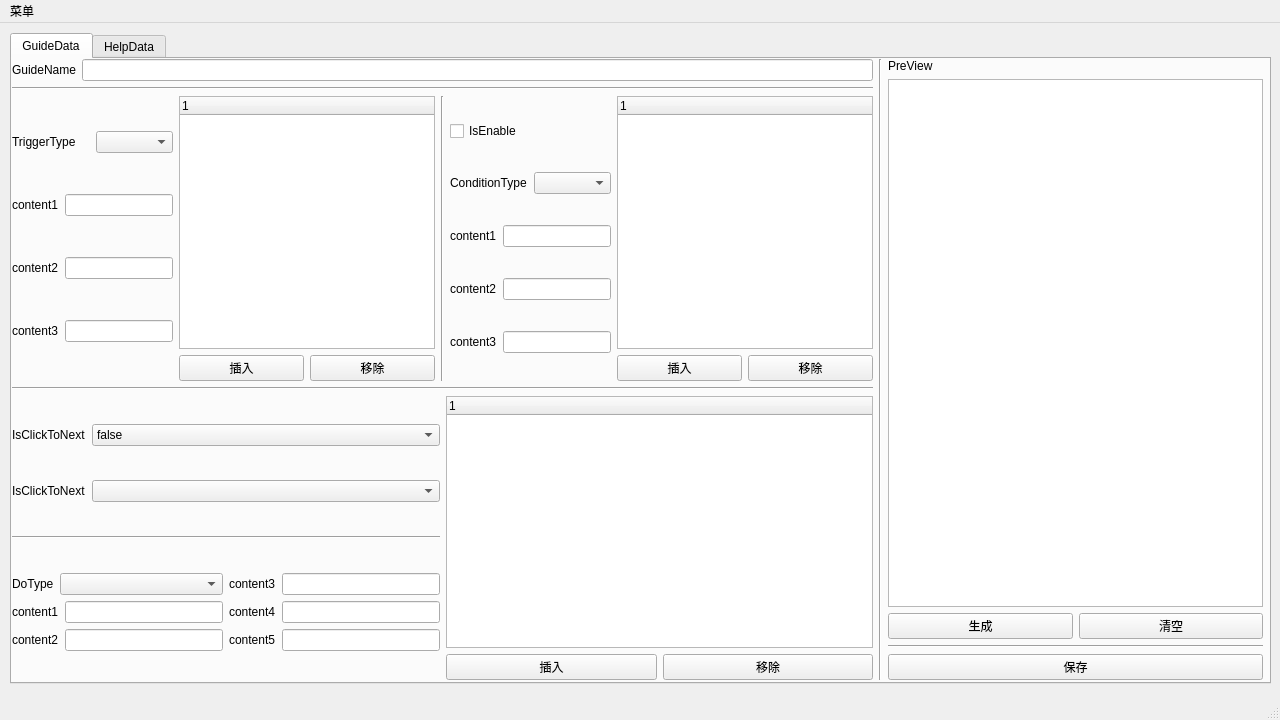
Above: GDToolVer3.0/NewGDToolMainWindow.ui from exialk2012/PyQt5Project before the change. Below: the same form after it.
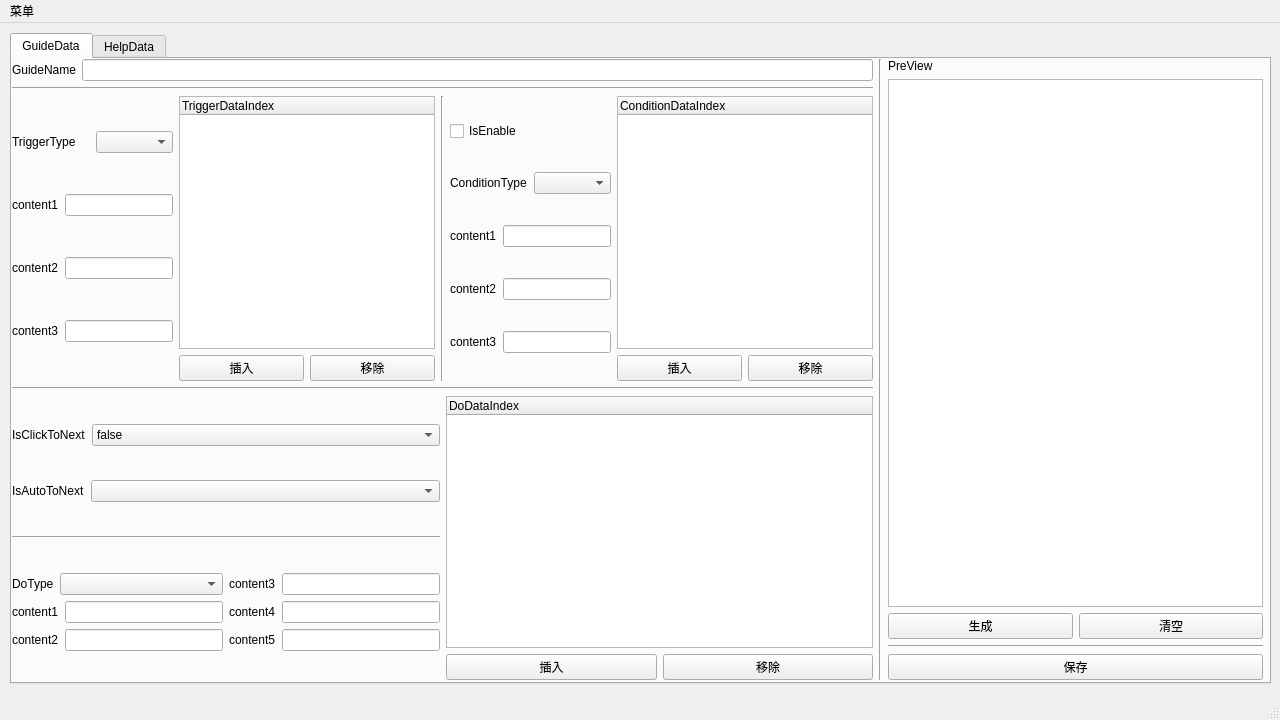
That is the form after the change. The open tabs and pages were chosen to show the change.

Commit message: Updata UILayout and pyfile

```diff
--- a/GDToolVer3.0/NewGDToolMainWindow.ui
+++ b/GDToolVer3.0/NewGDToolMainWindow.ui
@@ -140,7 +140,7 @@
                 <widget class="QTreeWidget" name="treeWidget">
                  <column>
                   <property name="text">
-                   <string notr="true">1</string>
+                   <string notr="true">TriggerDataIndex</string>
                   </property>
                  </column>
                 </widget>
@@ -249,7 +249,7 @@
                 <widget class="QTreeWidget" name="treeWidget_2">
                  <column>
                   <property name="text">
-                   <string notr="true">1</string>
+                   <string notr="true">ConditionDataIndex</string>
                   </property>
                  </column>
                 </widget>
@@ -319,7 +319,7 @@
                <item>
                 <widget class="QLabel" name="label_11">
                  <property name="text">
-                  <string>IsClickToNext</string>
+                  <string>IsAutoToNext</string>
                  </property>
                 </widget>
                </item>
@@ -439,7 +439,7 @@
               <widget class="QTreeWidget" name="treeWidget_3">
                <column>
                 <property name="text">
-                 <string notr="true">1</string>
+                 <string notr="true">DoDataIndex</string>
                 </property>
                </column>
               </widget>
```
Left out of the diff: 267 changed lines with no effect on the pictures. The commit also changes 1 other file.
